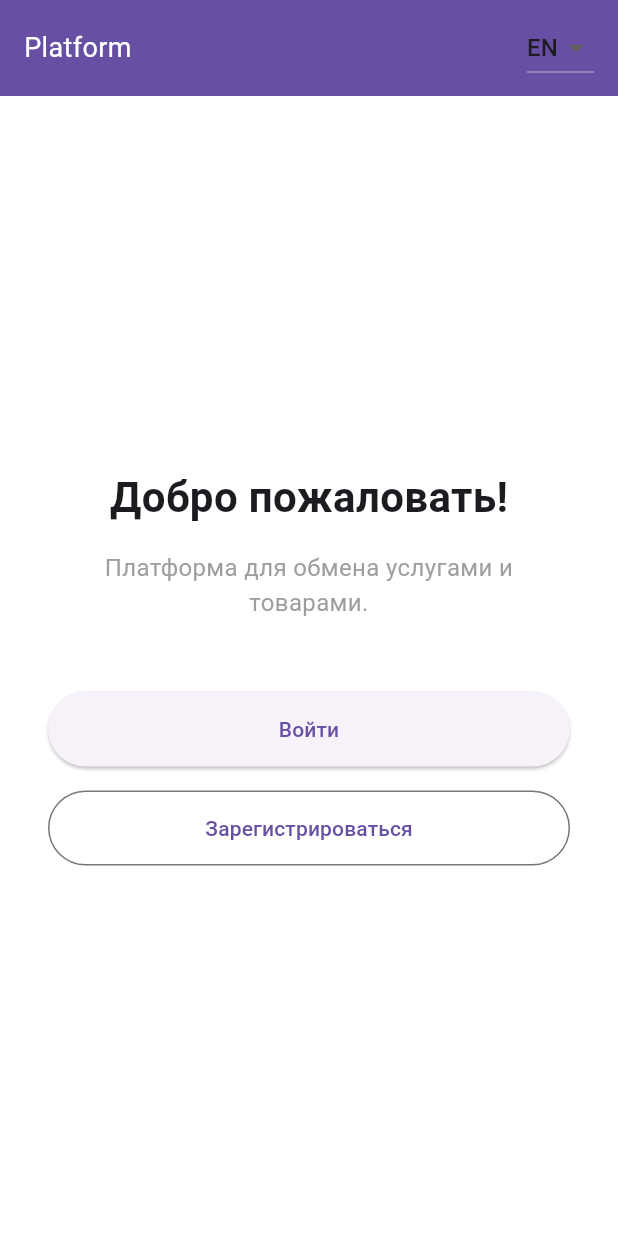
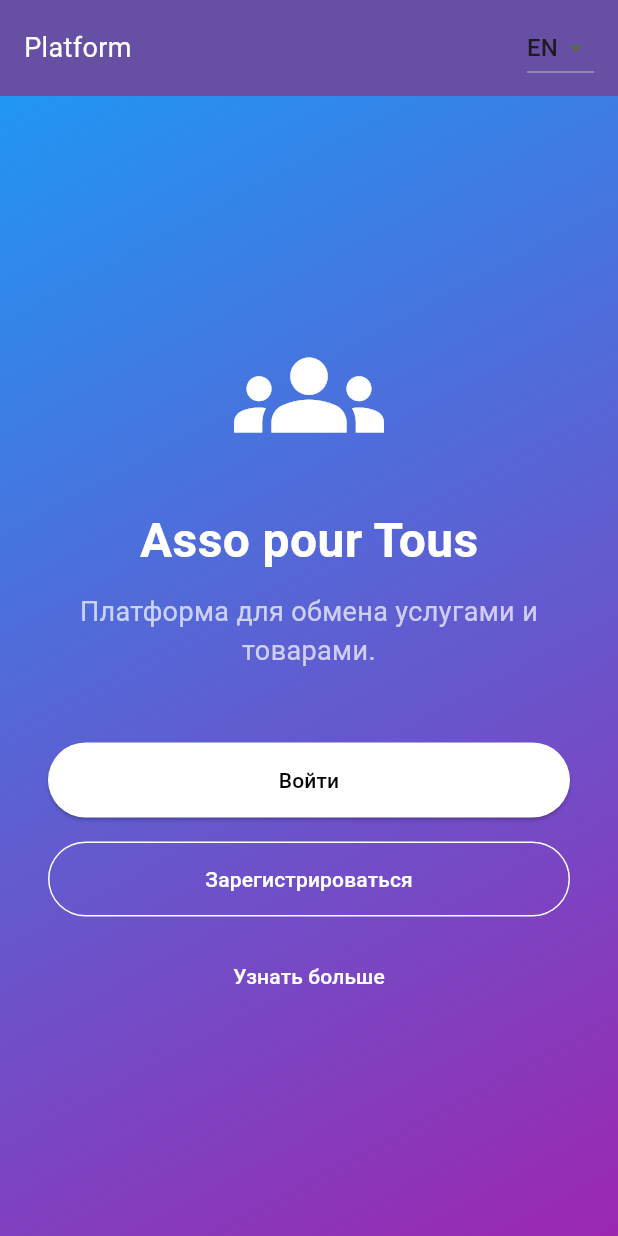
Before and after one commit to 1assopourtous/AssoPlatform, a Flutter app: the screen it shows after launch, on a phone screen of 412 x 824 dp. Run offline on Flutter 3.47's test engine with Material 3 defaults, Android fonts, the phone set to English and light mode, and no system bars; our stand-ins replace firebase_core, firebase_messaging, go_router, shared_preferences, supabase_flutter; missing offline and left inert: dart:html; accounts and stored records are empty.

```diff
--- a/frontend/lib/screens/auth/welcome_screen.dart
+++ b/frontend/lib/screens/auth/welcome_screen.dart
@@ -8,26 +8,43 @@ class WelcomeScreen extends StatelessWidget {
   @override
   Widget build(BuildContext context) {
     return Scaffold(
-      backgroundColor: Colors.white,
-      body: Center(
-        child: Padding(
+      body: Container(
+        decoration: const BoxDecoration(
+          gradient: LinearGradient(
+            colors: [Colors.blue, Colors.purple],
+            begin: Alignment.topLeft,
+            end: Alignment.bottomRight,
+          ),
+        ),
+        child: Center(
+          child: SingleChildScrollView(
             padding: const EdgeInsets.all(32),
             child: Column(
               mainAxisAlignment: MainAxisAlignment.center,
               children: [
+                const Icon(Icons.groups, size: 100, color: Colors.white),
+                const SizedBox(height: 24),
                 const Text(
-                'Добро пожаловать!',
-                style: TextStyle(fontSize: 28, fontWeight: FontWeight.bold),
+                  'Asso pour Tous',
+                  style: TextStyle(
+                    fontSize: 32,
+                    fontWeight: FontWeight.bold,
+                    color: Colors.white,
                   ),
-              const SizedBox(height: 16),
+                ),
+                const SizedBox(height: 12),
                 const Text(
                   'Платформа для обмена услугами и товарами.',
                   textAlign: TextAlign.center,
-                style: TextStyle(fontSize: 16, color: Colors.grey),
+                  style: TextStyle(fontSize: 18, color: Colors.white70),
                 ),
                 const SizedBox(height: 48),
-              ElevatedButton(
+                SizedBox(
+                  width: double.infinity,
+                  child: ElevatedButton(
                     style: ElevatedButton.styleFrom(
+                      backgroundColor: Colors.white,
+                      foregroundColor: Colors.black,
                       minimumSize: const Size(double.infinity, 50),
                     ),
                     onPressed: () {
@@ -38,20 +55,40 @@ class WelcomeScreen extends StatelessWidget {
                     },
                     child: const Text('Войти'),
                   ),
+                ),
                 const SizedBox(height: 16),
-              OutlinedButton(
+                SizedBox(
+                  width: double.infinity,
+                  child: OutlinedButton(
                     style: OutlinedButton.styleFrom(
+                      side: const BorderSide(color: Colors.white),
                       minimumSize: const Size(double.infinity, 50),
                     ),
                     onPressed: () {
                       Navigator.push(
                         context,
-                    MaterialPageRoute(builder: (_) => const RegisterScreen()),
+                        MaterialPageRoute(
+                            builder: (_) => const RegisterScreen()),
                       );
                     },
-                child: const Text('Зарегистрироваться'),
+                    child: const Text(
+                      'Зарегистрироваться',
+                      style: TextStyle(color: Colors.white),
+                    ),
+                  ),
+                ),
+                const SizedBox(height: 16),
+                TextButton(
+                  onPressed: () {
+                    Navigator.pushNamed(context, '/about');
+                  },
+                  child: const Text(
+                    'Узнать больше',
+                    style: TextStyle(color: Colors.white),
+                  ),
                 ),
               ],
+            ),
           ),
         ),
       ),
```
Also changed, not shown: frontend/lib/screens/dashboard/dashboard_screen.dart (+5 -2 lines), 2 other files. Lines whose indentation alone changed are shown as unchanged.
